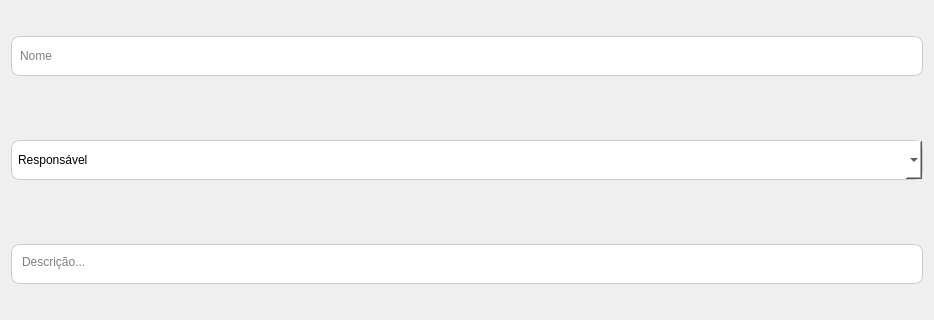
First picture: the form in App/view/ui/newReport.ui, repository Caiquef80/Gerenciamento-Escolar, before the edit; both pictures show x 0 to 934 and y 137 to 457 of the 934 by 608 pixel window.
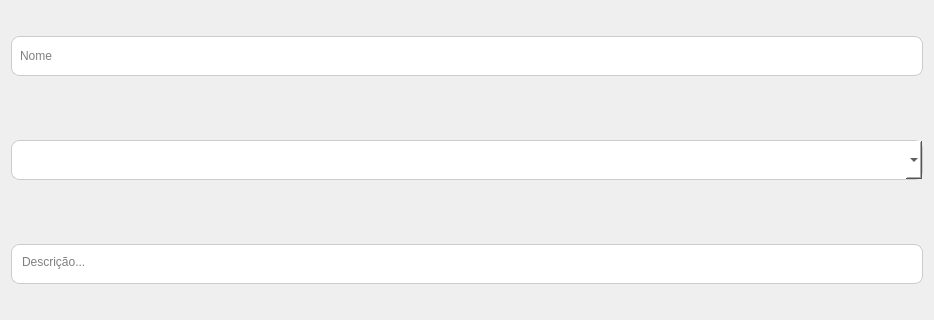
Second picture: the form after the edit. Icons and pictures are not drawn.

```diff
--- a/App/view/ui/newReport.ui
+++ b/App/view/ui/newReport.ui
@@ -92,11 +92,6 @@
          <height>40</height>
         </size>
        </property>
-       <item>
-        <property name="text">
-         <string>Responsável</string>
-        </property>
-       </item>
       </widget>
      </item>
      <item>
```
